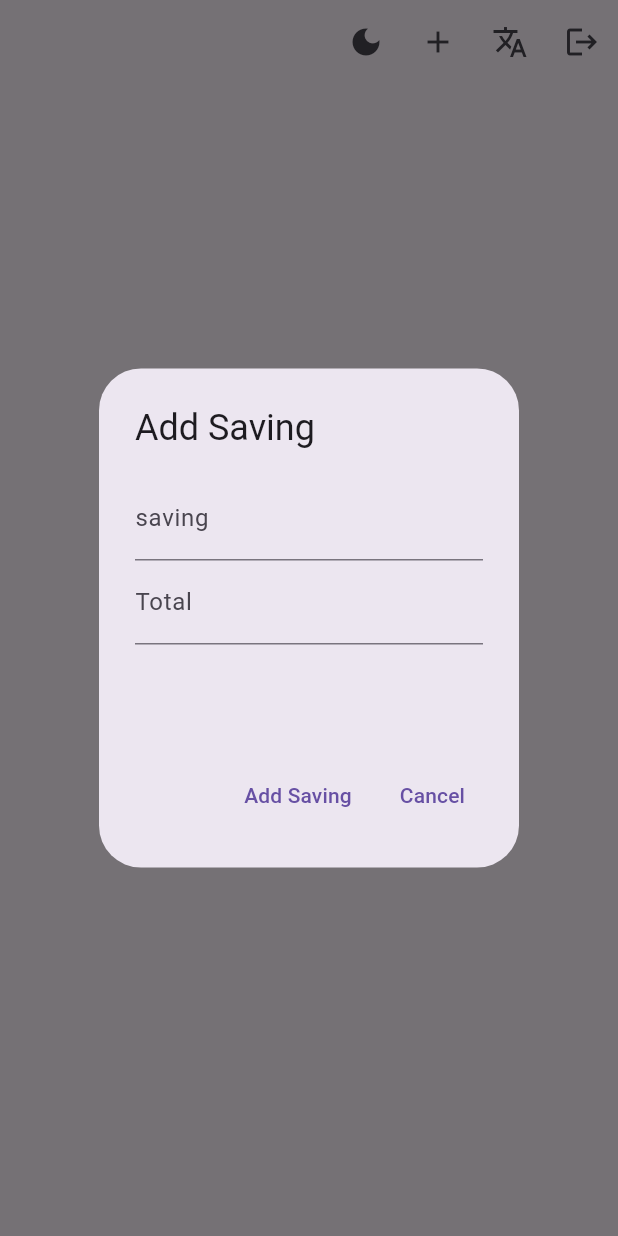
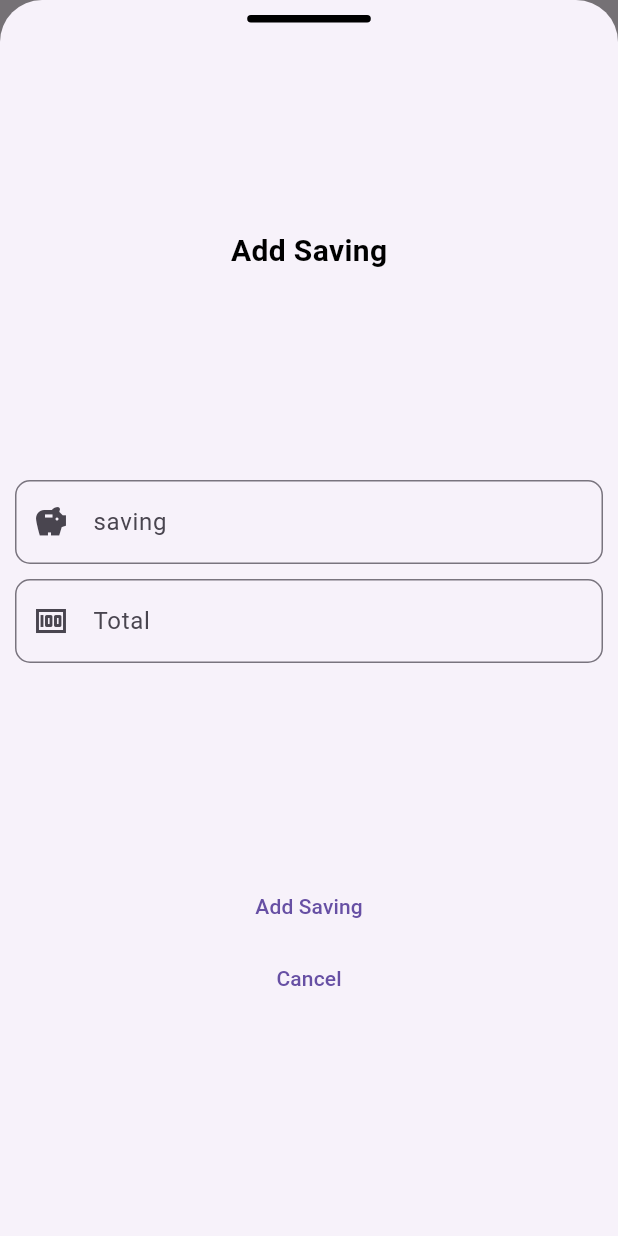
Before and after one commit to TalgatBatyrov/saving, a Flutter app: the screen it shows once a user with an empty profile is signed in, after a tap on the "add" icon, on a phone screen of 412 x 824 dp. Run offline on Flutter 3.47's test engine with Material 2 defaults, Android fonts, the phone set to English and light mode, and no system bars; our stand-ins replace auto_route, cloud_firestore, dio, firebase_auth, firebase_core, firebase_messaging and 8 more; accounts and stored records are empty.

Commit message:
fix: add saving button clear fields

```diff
--- a/assets/i18n/ru.json
+++ b/assets/i18n/ru.json
@@ -21,7 +21,7 @@
   "add_saving": "Добавить Сбережение",
   "saving": "Сбережение",
   "enter_saving": "Введите сумму сбережения",
-  "total": "Итого",
+  "total": "Всего",
   "enter_total": "Введите общую сумму",
   "cancel": "Отмена",
   "target_name": "Имя цели",
@@ -40,7 +40,6 @@
   "sharing_empty_note": "Вы не можете поделиться пустой записью!",
   "sharing_error": "Произошла ошибка",
   "sharing_success": "Вы уверены, что хотите выйти?",
-
   "snake_bar": {
     "sign_up": "У вас уже есть аккаунт? Войдите",
     "login": "У вас нет аккаунта? Зарегистрируйтесь",
--- a/lib/pages/sign_up_page.dart
+++ b/lib/pages/sign_up_page.dart
@@ -59,17 +59,19 @@ class _SignUpPageState extends State<SignUpPage> {
             child: Column(
               mainAxisAlignment: MainAxisAlignment.center,
               children: [
-                TextField(
+                CustomInputField(
                   controller: _nameController,
-                  decoration: InputDecoration(
-                    labelText: translate('name'),
-                  ),
+                  isValidate: (value) => value.isNotEmpty,
+                  title: translate('name'),
                 ),
+                const SizedBox(height: 16),
                 CustomInputField(
+                  keyboardType: TextInputType.emailAddress,
                   controller: _emailController,
                   isValidate: (value) => value.isValidEmail,
                   title: translate('email'),
                 ),
+                const SizedBox(height: 16),
                 CustomInputField(
                   controller: _passwordController,
                   obscureText: true,
--- a/lib/pages/sing_in_page.dart
+++ b/lib/pages/sing_in_page.dart
@@ -55,10 +55,12 @@ class _SignInPageState extends State<SignInPage> {
             mainAxisAlignment: MainAxisAlignment.center,
             children: [
               CustomInputField(
+                keyboardType: TextInputType.emailAddress,
                 controller: _emailController,
                 isValidate: (value) => isEmailValid(value),
                 title: translate('email'),
               ),
+              const SizedBox(height: 16),
               CustomInputField(
                 controller: _passwordController,
                 obscureText: true,
--- a/lib/widgets/add_saving_button.dart
+++ b/lib/widgets/add_saving_button.dart
@@ -10,27 +10,48 @@ class AddSavingButton extends StatelessWidget {
 
   @override
   Widget build(BuildContext context) {
+    final goalController = TextEditingController();
+    final totalController = TextEditingController();
     return IconButton(
       onPressed: () {
-        showDialog(
+        showModalBottomSheet(
+          isScrollControlled: true,
           context: context,
           builder: (context) {
-            final goalController = TextEditingController();
-            final totalController = TextEditingController();
-            return AlertDialog(
-              title: Text(translate('add_saving')),
-              content: SizedBox(
-                width: MediaQuery.of(context).size.width * 0.3,
-                height: MediaQuery.of(context).size.height * 0.2,
+            return Padding(
+              padding: const EdgeInsets.all(10.0),
               child: Column(
+                mainAxisAlignment: MainAxisAlignment.spaceEvenly,
                 children: [
+                  Container(
+                    width: MediaQuery.of(context).size.width * 0.2,
+                    height: 5,
+                    decoration: BoxDecoration(
+                      color: Colors.black,
+                      borderRadius: BorderRadius.circular(10),
+                    ),
+                  ),
+                  const Spacer(),
+                  Text(
+                    translate('add_saving'),
+                    style: const TextStyle(
+                      fontSize: 20,
+                      fontWeight: FontWeight.bold,
+                    ),
+                  ),
+                  const Spacer(),
                   TextField(
                     controller: goalController,
                     decoration: InputDecoration(
-                        labelText: translate('Saving'),
+                      prefixIcon: const Icon(Icons.savings),
+                      labelText: translate('saving'),
                       hintText: translate('enter_saving'),
+                      border: OutlineInputBorder(
+                        borderRadius: BorderRadius.circular(10),
                       ),
                     ),
+                  ),
+                  const SizedBox(height: 10),
                   TextField(
                     controller: totalController,
                     inputFormatters: [
@@ -38,14 +59,15 @@ class AddSavingButton extends StatelessWidget {
                       FilteringTextInputFormatter.deny(RegExp(r'^0+'))
                     ],
                     decoration: InputDecoration(
+                      prefixIcon: const Icon(Icons.money),
                       labelText: translate('total'),
                       hintText: translate('enter_total'),
+                      border: OutlineInputBorder(
+                        borderRadius: BorderRadius.circular(10),
                       ),
                     ),
-                  ],
                   ),
-              ),
-              actions: [
+                  const Spacer(),
                   TextButton(
                     onPressed: () {
                       context.read<SavingCubit>().createSaving(
@@ -56,12 +78,15 @@ class AddSavingButton extends StatelessWidget {
                           );
                       context.router.pop();
                     },
-                    child: Text(translate('add_saving'))),
+                    child: Text(translate('add_saving')),
+                  ),
                   TextButton(
                     onPressed: context.router.pop,
                     child: Text(translate('cancel')),
                   ),
+                  const Spacer(),
                 ],
+              ),
             );
           },
         );
--- a/lib/widgets/custom_input_field.dart
+++ b/lib/widgets/custom_input_field.dart
@@ -5,6 +5,7 @@ class CustomInputField extends StatelessWidget {
   final TextEditingController controller;
   final bool Function(String) isValidate;
   final bool obscureText;
+  final TextInputType? keyboardType;
 
   final String title;
   const CustomInputField({
@@ -13,6 +14,7 @@ class CustomInputField extends StatelessWidget {
     required this.isValidate,
     required this.title,
     this.obscureText = false,
+    this.keyboardType,
   });
 
   @override
@@ -20,7 +22,13 @@ class CustomInputField extends StatelessWidget {
     return TextFormField(
       obscureText: obscureText,
       controller: controller,
-      decoration: InputDecoration(labelText: title),
+      keyboardType: keyboardType,
+      decoration: InputDecoration(
+        labelText: title,
+        border: OutlineInputBorder(
+          borderRadius: BorderRadius.circular(10),
+        ),
+      ),
       validator: (value) {
         if (value != null) {
           final isValid = isValidate(value);
--- a/pubspec.yaml
+++ b/pubspec.yaml
@@ -16,7 +16,7 @@ publish_to: "none" # Remove this line if you wish to publish to pub.dev
 # https://developer.apple.com/library/archive/documentation/General/Reference/InfoPlistKeyReference/Articles/CoreFoundationKeys.html
 # In Windows, build-name is used as the major, minor, and patch parts
 # of the product and file versions while build-number is used as the build suffix.
-version: 1.3.1+8
+version: 1.5.1+11
 
 environment:
   sdk: ">=3.0.5 <4.0.0"
```
Also changed, not shown: 1 other file. Lines whose indentation alone changed are shown as unchanged.
